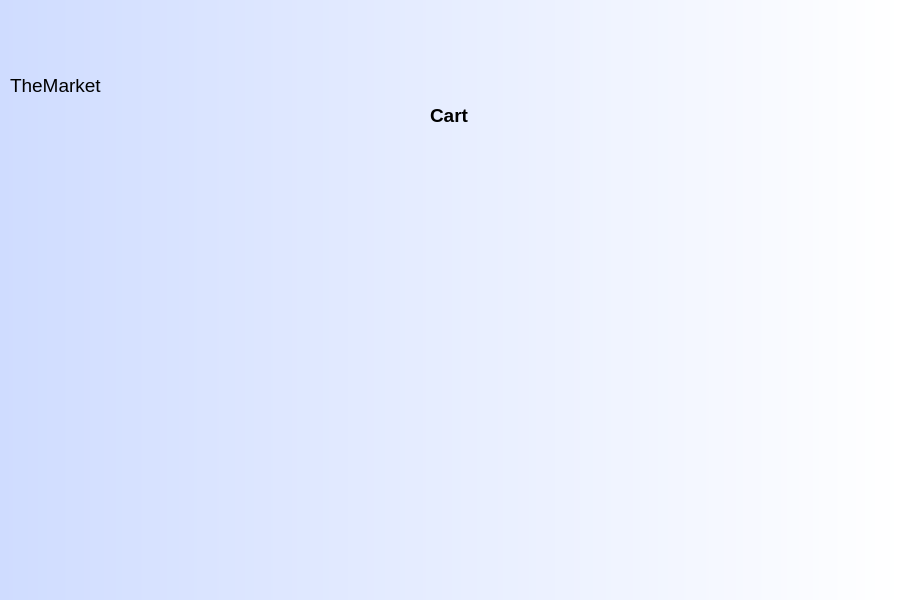
The window that Marketplace-Client/Marketplace-Client/cart.ui (Ahmedkhalifa1999/Design-and-Implementation-of-a-Marketplace-system) describes before a commit, drawn with Qt 5.
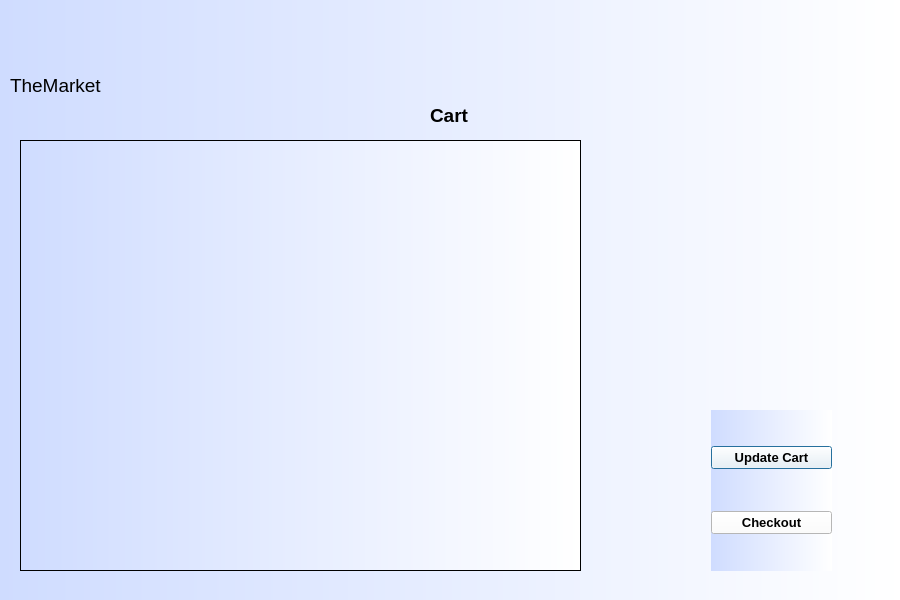
The same window after the commit.

Commit message: sign up , account ,cart , login

```diff
--- a/Marketplace-Client/Marketplace-Client/cart.ui
+++ b/Marketplace-Client/Marketplace-Client/cart.ui
@@ -60,6 +60,78 @@
     <string>Cart</string>
    </property>
   </widget>
+  <widget class="QScrollArea" name="scrollArea">
+   <property name="geometry">
+    <rect>
+     <x>20</x>
+     <y>140</y>
+     <width>561</width>
+     <height>431</height>
+    </rect>
+   </property>
+   <property name="widgetResizable">
+    <bool>true</bool>
+   </property>
+   <widget class="QWidget" name="scrollAreaWidgetContents">
+    <property name="geometry">
+     <rect>
+      <x>0</x>
+      <y>0</y>
+      <width>559</width>
+      <height>429</height>
+     </rect>
+    </property>
+    <layout class="QHBoxLayout" name="horizontalLayout">
+     <item>
+      <layout class="QGridLayout" name="gridLayout"/>
+     </item>
+    </layout>
+   </widget>
+  </widget>
+  <widget class="QWidget" name="">
+   <property name="geometry">
+    <rect>
+     <x>711</x>
+     <y>410</y>
+     <width>121</width>
+     <height>161</height>
+    </rect>
+   </property>
+   <layout class="QVBoxLayout" name="verticalLayout">
+    <item>
+     <widget class="QPushButton" name="pushButton">
+      <property name="font">
+       <font>
+        <pointsize>10</pointsize>
+        <bold>true</bold>
+       </font>
+      </property>
+      <property name="styleSheet">
+       <string notr="true">background-color: rgb(255, 255, 255);</string>
+      </property>
+      <property name="text">
+       <string>Update Cart</string>
+      </property>
+     </widget>
+    </item>
+    <item>
+     <widget class="QPushButton" name="Checkout">
+      <property name="font">
+       <font>
+        <pointsize>10</pointsize>
+        <bold>true</bold>
+       </font>
+      </property>
+      <property name="styleSheet">
+       <string notr="true">background-color: rgb(255, 255, 255);</string>
+      </property>
+      <property name="text">
+       <string>Checkout</string>
+      </property>
+     </widget>
+    </item>
+   </layout>
+  </widget>
  </widget>
  <resources/>
  <connections/>
```
The commit also changes 11 other files.
